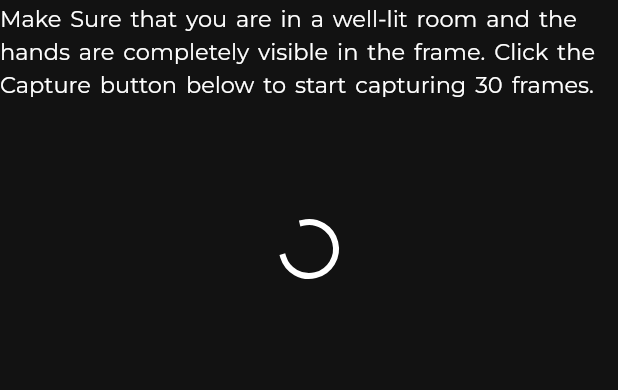
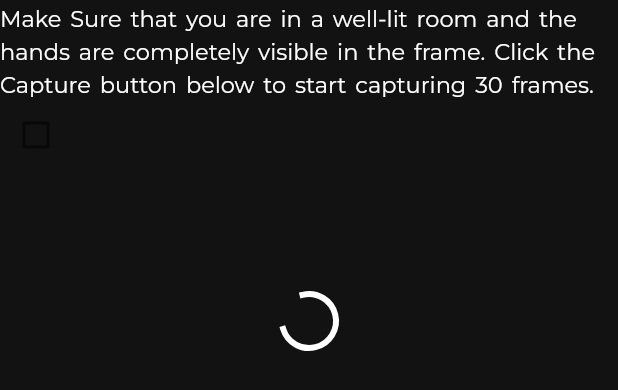
Before and after one commit to jans-johnson/sign_language_detection_webapp_flutter, a Flutter app: the PreviewCamera widget shown alone on an empty page, opened directly, on a phone screen of 412 x 824 dp. Shown: the top 390 px of the screen. Run offline on Flutter 3.47's test engine with Material 2 defaults, Android fonts, the phone set to English and light mode, and no system bars; our stand-ins replace animated_text_kit, camera, flutter_animation_progress_bar, flutter_svg, google_fonts, simple_icons; missing offline and left inert: cross_file_image, dart:html, dart:js; project files that could hold a hidden picture were left out.

Commit message:
Camera Preview donw

```diff
--- a/lib/detection_page/detection_utils.dart
+++ b/lib/detection_page/detection_utils.dart
@@ -10,5 +10,5 @@ class DetectionFunction {
 
   List<CameraDescription>? cameras;
   CameraController? controller;
-  XFile? image;
+  XFile? image=null;
 }
--- a/lib/detection_page/preview_cam.dart
+++ b/lib/detection_page/preview_cam.dart
@@ -1,7 +1,11 @@
+import 'dart:io';
+
+import 'package:cross_file_image/cross_file_image.dart';
 import 'package:flutter/material.dart';
 
 import '../theme/theme_config.dart';
 import '../utils/consts.dart';
+import 'detection_utils.dart';
 
 class PreviewCamera extends StatefulWidget {
   const PreviewCamera({super.key});
@@ -11,14 +15,25 @@ class PreviewCamera extends StatefulWidget {
 }
 
 class _PreviewCameraState extends State<PreviewCamera> {
-
+  bool isChecked = false;
   @override
-  void initState(){
-
-  }
+  void initState() {}
 
   @override
   Widget build(BuildContext context) {
+    Future<void> setImage() async {
+      while (isChecked == true) {
+        await DetectionFunction.instance.controller!
+            .takePicture()
+            .then((value) {
+          setState(() {
+            DetectionFunction.instance.image = value;
+          });
+        });
+        await Future.delayed(const Duration(milliseconds: 200));
+      }
+    }
+
     return Column(
       children: [
         Text(
@@ -30,11 +45,25 @@ class _PreviewCameraState extends State<PreviewCamera> {
               height: MediaQuery.of(context).textScaleFactor * 1.5,
               wordSpacing: MediaQuery.of(context).textScaleFactor * 2),
         ),
+        Row(
+          children: [
+            Checkbox(
+                value: isChecked,
+                onChanged: (bool? val) {
+                  setState(() {
+                    isChecked = val!;
+                  });
+                  setImage();
+                })
+          ],
+        ),
         SizedBox(
           height: 200,
           width: 350,
-          child: const Center(
-            child: CircularProgressIndicator(),
+          child: Center(
+            child: DetectionFunction.instance.image == null
+                ? CircularProgressIndicator()
+                : Image(image: XFileImage(DetectionFunction.instance.image!)),
           ),
         ),
       ],
--- a/pubspec.yaml
+++ b/pubspec.yaml
@@ -46,6 +46,7 @@ dependencies:
   url_launcher: ^6.1.10
   simple_icons: ^7.10.0
   flutter_animation_progress_bar: ^2.3.1
+  cross_file_image: ^1.0.0
 
 dev_dependencies:
   flutter_test:
```
Also changed, not shown: pubspec.lock.
